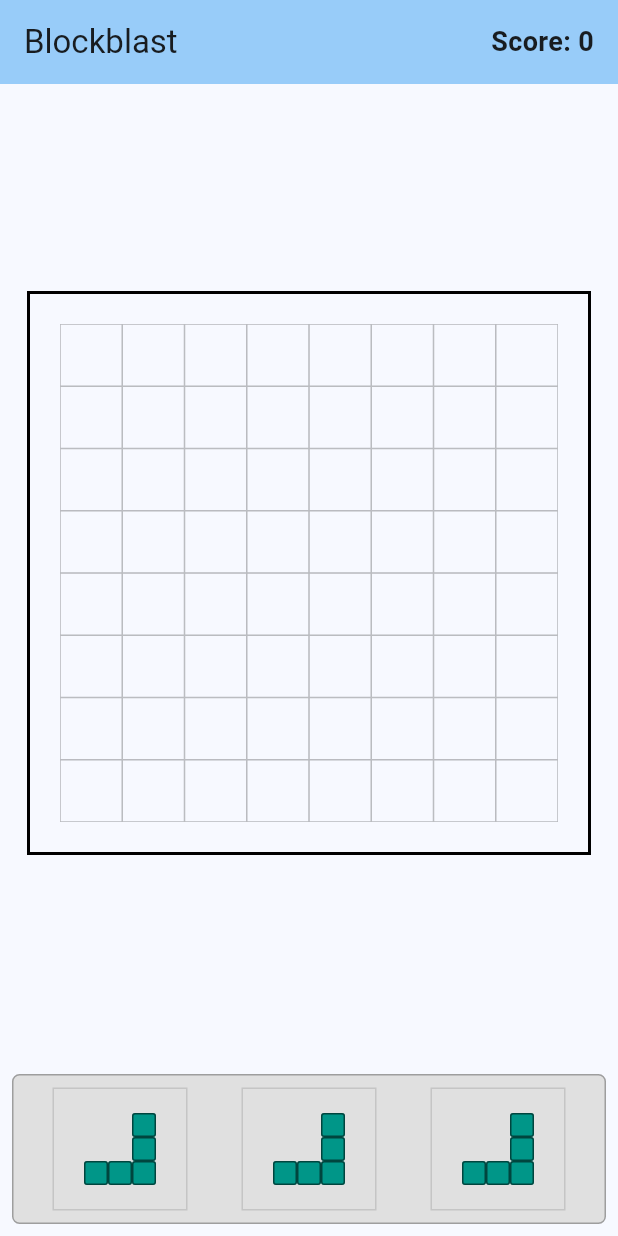
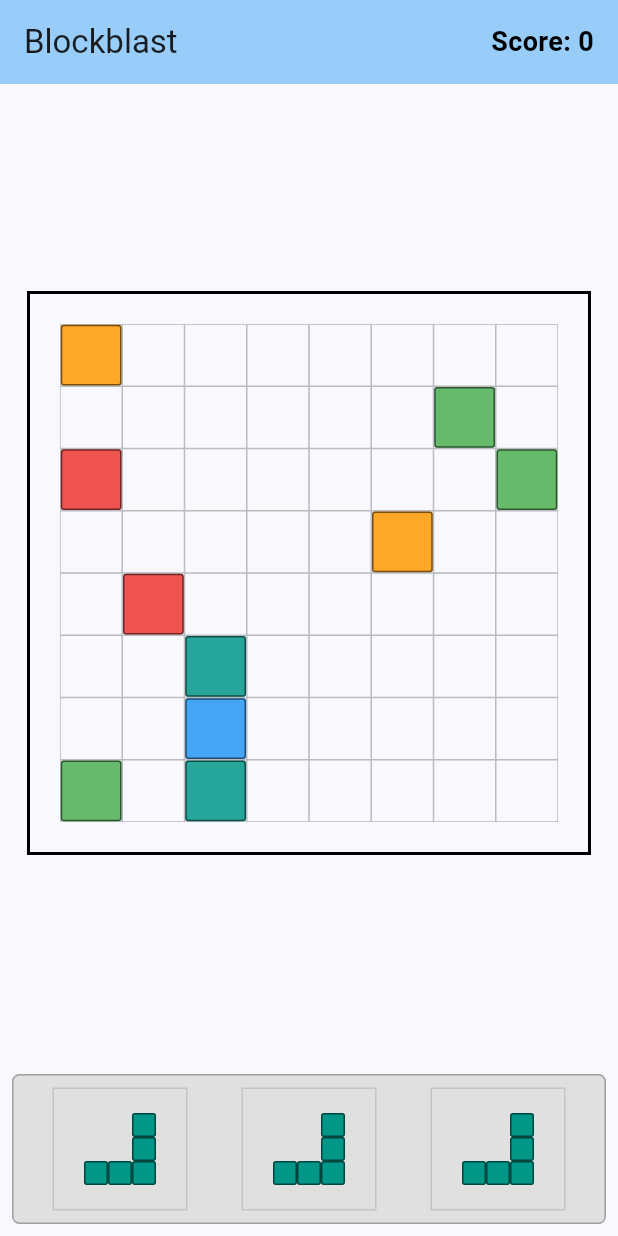
Before and after one commit to wel97459/flutter-blast, a Flutter app: the screen it shows after launch, on a phone screen of 412 x 824 dp. Run offline on Flutter 3.47's test engine with Material 3 defaults, Android fonts, the phone set to English and light mode, and no system bars.

Commit message:
Implement seeded game board generation and enhance scoring logic

```diff
--- a/lib/main.dart
+++ b/lib/main.dart
@@ -1,3 +1,5 @@
+import 'dart:math';
+
 import 'package:flutter/material.dart';
 import 'package:blockblast_flutter/widgets/game_board_grid.dart';
 import 'package:blockblast_flutter/models/block.dart';
@@ -38,20 +40,46 @@ class MyHomePage extends StatefulWidget {
 }
 
 class _MyHomePageState extends State<MyHomePage> {
+  final Random _random = Random();
+  static const List<int> _seedBlockColors = [
+    0xFF42A5F5, // blue
+    0xFF66BB6A, // green
+    0xFFEF5350, // red
+    0xFFFFA726, // orange
+    0xFF26A69A, // teal
+  ];
+
   // Game board blocks (initially empty)
   late List<List<Block>> _gameBoardBlocks;
+  // Copy of the game board for piece generation
+  late List<List<Block>> _gameBoardBlocksCopy;
   late List<Piece> _currentPieces;
   int _score = 0;
   int _combo = 0;
   int _shelfResetCounter = 1; // Counter to trigger shelf reset
 
+  List<List<Block>> _generateSeededBoard() {
+    // Keep seeded density low so the game remains solvable.
+    const seededCellChance = 0.16;
+
+    return List.generate(8, (_) {
+      return List.generate(8, (_) {
+        final shouldFill = _random.nextDouble() < seededCellChance;
+        if (!shouldFill) {
+          return Block.empty();
+        }
+
+        final color =
+            _seedBlockColors[_random.nextInt(_seedBlockColors.length)];
+        return Block(color: color);
+      });
+    });
+  }
+
   @override
   void initState() {
     super.initState();
-    _gameBoardBlocks = List.generate(
-      8,
-      (_) => List.generate(8, (_) => Block.empty()),
-    );
+    _gameBoardBlocks = _generateSeededBoard();
     _currentPieces = _generateNextPieces();
     _score = 0;
     _combo = 0;
@@ -59,6 +87,9 @@ class _MyHomePageState extends State<MyHomePage> {
   }
 
   List<Piece> _generateNextPieces() {
+    _gameBoardBlocksCopy = _gameBoardBlocks
+        .map((row) => row.map((block) => block).toList())
+        .toList(); // Deep copy of the game board
     return List.generate(3, (_) => _generatePlayablePiece());
   }
 
@@ -66,7 +97,15 @@ class _MyHomePageState extends State<MyHomePage> {
     var candidate = Piece.generateRandomPiece();
 
     for (int attempt = 0; attempt < 5; attempt++) {
-      if (findBestPiece(_gameBoardBlocks, candidate)) {
+      final bestPosition = findBestPiece(_gameBoardBlocksCopy, candidate);
+      if (bestPosition.isNotEmpty) {
+        placePiece(
+          _gameBoardBlocksCopy,
+          candidate,
+          bestPosition['row']!,
+          bestPosition['col']!,
+        ); // Place the piece at the best position
+        checkAndClearLines(_gameBoardBlocksCopy);
         return candidate;
       }
       candidate = Piece.generateRandomPiece();
@@ -80,7 +119,7 @@ class _MyHomePageState extends State<MyHomePage> {
       placePiece(_gameBoardBlocks, piece, row, col);
       final linesCleared = checkAndClearLines(_gameBoardBlocks);
       _score += calculateScore(piece, linesCleared, _combo);
-      if (linesCleared > 1 && _combo == 0) {
+      if (linesCleared > 0 && _combo == 0) {
         _combo++;
         _shelfResetCounter = 2; // Reset shelf counter on multi-line clear
       } else if (linesCleared > 0 && _combo > 0) {
@@ -119,10 +158,7 @@ class _MyHomePageState extends State<MyHomePage> {
               onPressed: () {
                 Navigator.of(context).pop();
                 setState(() {
-                  _gameBoardBlocks = List.generate(
-                    8,
-                    (_) => List.generate(8, (_) => Block.empty()),
-                  );
+                  _gameBoardBlocks = _generateSeededBoard();
                   _currentPieces = _generateNextPieces();
                   _score = 0;
                   _combo = 0;
@@ -147,10 +183,11 @@ class _MyHomePageState extends State<MyHomePage> {
             padding: const EdgeInsets.symmetric(horizontal: 16.0),
             child: Center(
               child: Text(
-                _combo > 0 ? 'Score: $_score (Combo: $_combo | Shelf Reset: $_shelfResetCounter)' : 'Score: $_score',
-                style: const TextStyle(
+                'Score: $_score',
+                style: TextStyle(
                   fontSize: 18,
                   fontWeight: FontWeight.bold,
+                  color: _combo > 0 ? Colors.red : Colors.black,
                 ),
               ),
             ),
--- a/lib/models/game_logic.dart
+++ b/lib/models/game_logic.dart
@@ -16,7 +16,6 @@ bool isValidPlacement(List<List<Block>> grid, Piece piece, int row, int col) {
 }
 
 void placePiece(List<List<Block>> grid, Piece piece, int row, int col) {
-
   for (var pos in piece.shape) {
     final r = row + pos.$1;
     final c = col + pos.$2;
@@ -72,7 +71,7 @@ int checkAndClearLines(List<List<Block>> grid) {
 }
 
 int calculateScore(Piece piece, int linesCleared, int combo) {
-  return piece.shape.length + (linesCleared * 22) * (combo + 1);
+  return piece.shape.length + (linesCleared * 22) + (combo * 24);
 }
 
 bool isGameOver(List<List<Block>> grid, List<Piece> pieces) {
@@ -90,13 +89,13 @@ bool isGameOver(List<List<Block>> grid, List<Piece> pieces) {
   return true;
 }
 
-bool findBestPiece(List<List<Block>> grid, Piece piece) {
+Map<String, int> findBestPiece(List<List<Block>> grid, Piece piece) {
   for (int r = 0; r < grid.length; r++) {
     for (int c = 0; c < grid[0].length; c++) {
       if (isValidPlacement(grid, piece, r, c)) {
-        return true;
+        return {'row': r, 'col': c};
       }
     }
   }
-  return false;
+  return {};
 }
```
Also changed, not shown: 1 other file.
